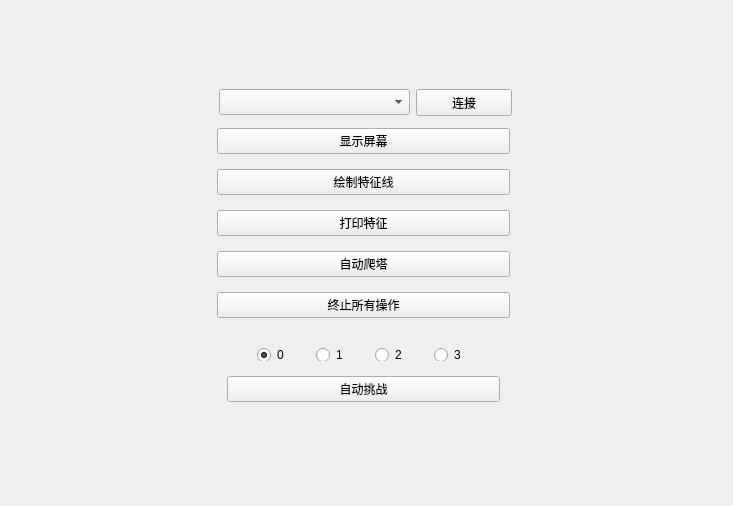
Above: src/plugin/afk_helper/pages/main/afk_main.ui from objcat/test-python before the change. Below: the same form after it.
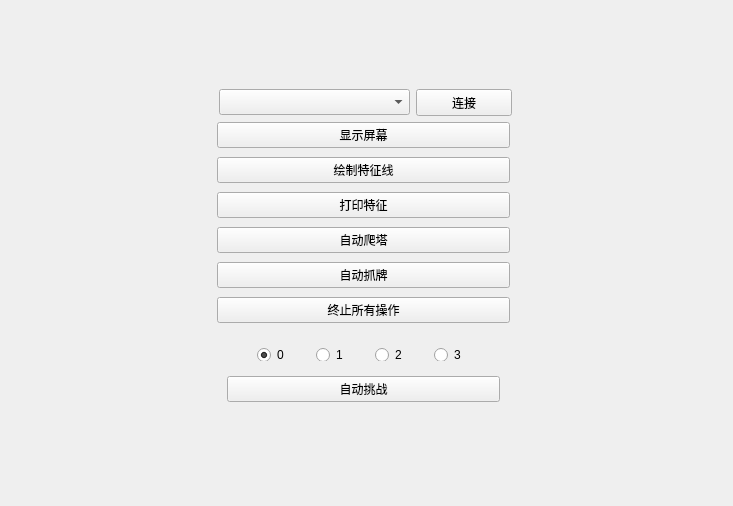
That is the form after the change.

Commit message: 增加抓牌功能

```diff
--- a/src/plugin/afk_helper/pages/main/afk_main.ui
+++ b/src/plugin/afk_helper/pages/main/afk_main.ui
@@ -52,6 +52,13 @@
        </property>
       </widget>
      </item>
+     <item>
+      <widget class="QPushButton" name="auto_pai">
+       <property name="text">
+        <string>自动抓牌</string>
+       </property>
+      </widget>
+     </item>
      <item>
       <widget class="QPushButton" name="stop_all_btn">
        <property name="text">
```
The commit also changes 6 other files.
